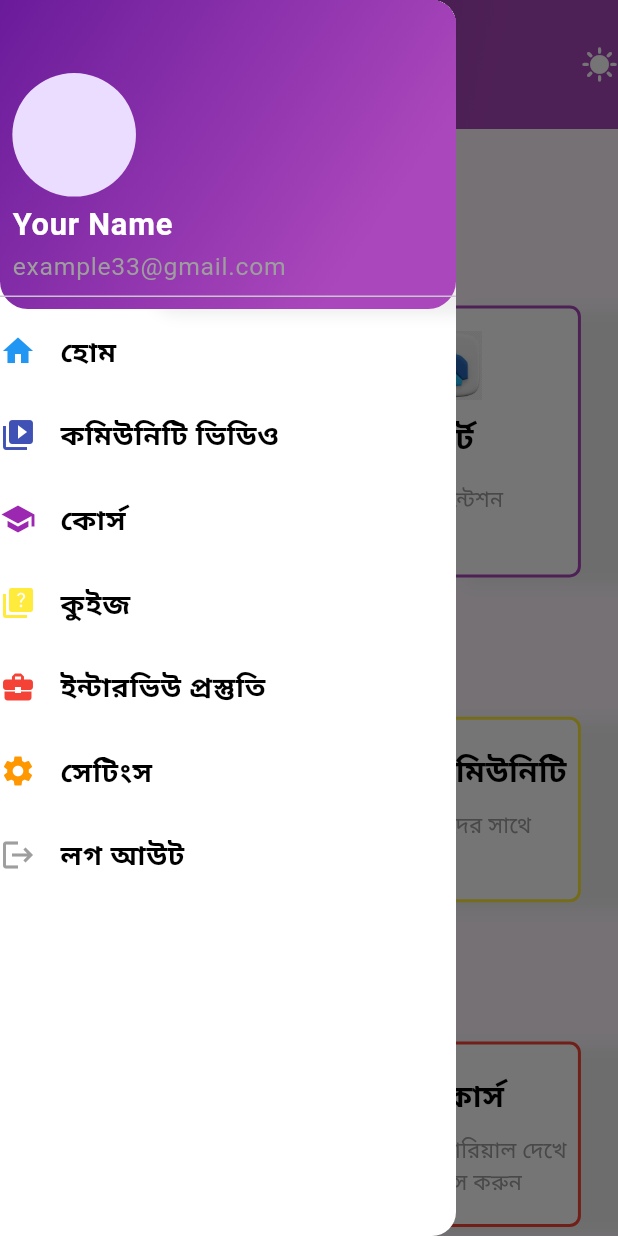
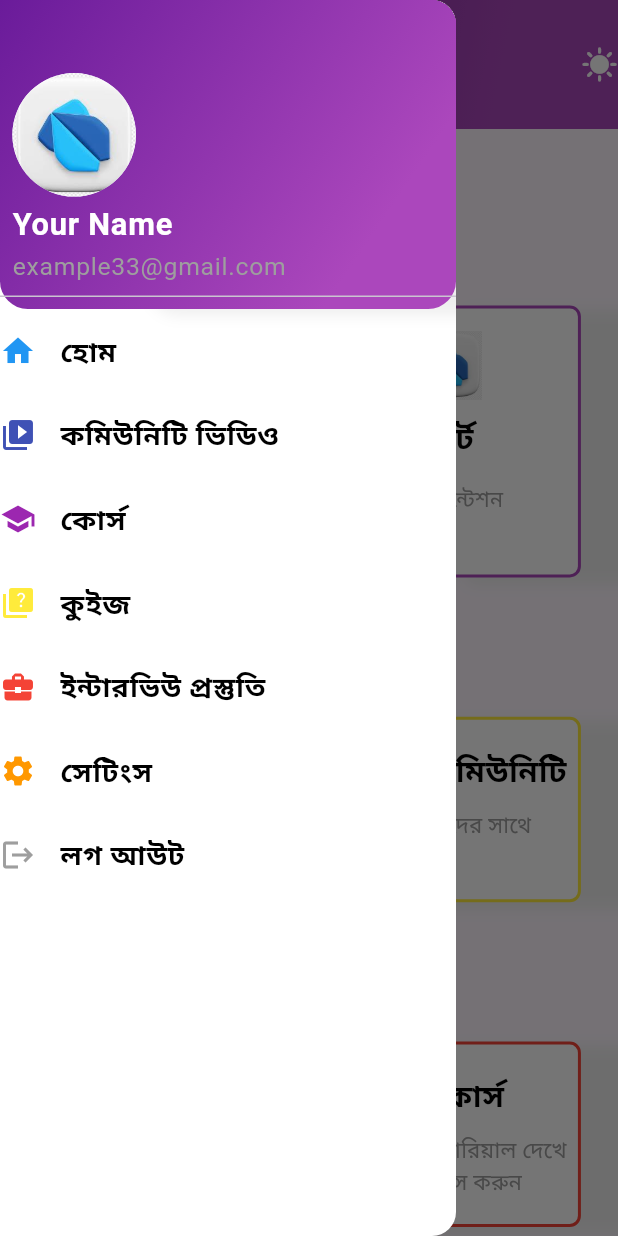
Before and after one commit to rimuakter057/education_app, a Flutter app: the screen it shows after launch, with the side drawer open, on a phone screen of 412 x 824 dp. Run offline on Flutter 3.47's test engine with Material 3 defaults, Android fonts, the phone set to English and light mode, and no system bars; generated files the repository leaves out were written again.

Commit message:
main and home ui done

```diff
--- /dev/null
+++ b/l10n.yaml
@@ -0,0 +1,3 @@
+arb-dir: lib/l10n
+template-arb-file: app_en.arb
+output-localization-file: app_localizations.dart
--- a/lib/app/app.dart
+++ b/lib/app/app.dart
@@ -1,19 +1,11 @@
-import 'package:education_app/app/utils/app_theme.dart';
-import 'package:education_app/features/ui/screens/home_screen/home_screen.dart';
+import 'package:education_app/features/ui/screens/main_screen/main_screen.dart';
 import 'package:flutter/material.dart';
-
-import '../features/ui/screens/main_screen/main_screen.dart';
-
 
 class EducationApp extends StatelessWidget {
   const EducationApp({super.key});
 
-  // This widget is the root of your application.
   @override
   Widget build(BuildContext context) {
-    return MaterialApp(
-     debugShowCheckedModeBanner: false,
-      home:MainScreen(),
-     );
+    return MaterialApp(home: MainScreen());
   }
 }
--- a/lib/features/ui/common/widget/custom_expansion_tile.dart
+++ b/lib/features/ui/common/widget/custom_expansion_tile.dart
@@ -72,9 +72,7 @@ class CustomExpansionTile extends StatelessWidget {
               CustomListTile(
                 leading: Icon(Icons.play_circle_outline),
                 title: AppTextEn.variables,
-                subtitle: Text(
-                  AppTextEn.timeFifteen,
-                ),
+                subtitle: Text(AppTextEn.timeFifteen),
                 trailing: Icon(Icons.lock_open_outlined),
               ),
             ],
--- a/lib/features/ui/screens/home_screen/widget/data_card.dart
+++ b/lib/features/ui/screens/home_screen/widget/data_card.dart
@@ -41,7 +41,7 @@ class DataCard extends StatelessWidget {
     return SizedBox(
       width: double.infinity,
       child: CustomCard(
-               child: Padding(
+        child: Padding(
           padding: EdgeInsets.all(AppSizes.defaultPadding(context)),
           child: Column(
             crossAxisAlignment: CrossAxisAlignment.start,
--- a/lib/features/ui/screens/main_screen/widget/drawer/drawer_item.dart
+++ b/lib/features/ui/screens/main_screen/widget/drawer/drawer_item.dart
@@ -3,15 +3,11 @@ import 'package:education_app/features/ui/screens/main_screen/function/navigatio
 import 'package:flutter/material.dart';
 import 'drawer_item_list.dart';
 
-
 /// drawer item custom list tile implement
 
 class DrawerItem extends StatelessWidget {
   final int index;
-  const DrawerItem({
-    super.key, required this.index,
-
-  });
+  const DrawerItem({super.key, required this.index});
 
   @override
   Widget build(BuildContext context) {
@@ -19,7 +15,7 @@ class DrawerItem extends StatelessWidget {
     return CustomListTile(
       leadingIcon: item['icon'],
       title: item['text'],
-      leadingIconColor:item['color'],
+      leadingIconColor: item['color'],
       onTap: () {
         Navigator.pop(context);
         NavigationUtils.onTapHandler(context, drawerItems[index]['text']);
--- a/lib/features/ui/screens/main_screen/widget/drawer/drawer_item_list.dart
+++ b/lib/features/ui/screens/main_screen/widget/drawer/drawer_item_list.dart
@@ -1,34 +1,20 @@
-
-
 import 'package:education_app/app/utils/color/app_colors.dart';
 import 'package:education_app/app/utils/text/app_text_bn.dart';
 import 'package:flutter/material.dart';
 
 /// drawer item list
 final List<Map<String, dynamic>> drawerItems = [
-  {
-    'icon': Icons.home,
-    'text': AppTextBn.home,
-    'color': AppColors.blue,
-  },
+  {'icon': Icons.home, 'text': AppTextBn.home, 'color': AppColors.blue},
   {
     'icon': Icons.video_library,
     'text': AppTextBn.communityVideos,
     'color': AppColors.indigo,
   },
-  {
-    'icon': Icons.school,
-    'text': AppTextBn.courses,
-    'color': AppColors.purple,
-  },
-  {
-    'icon': Icons.quiz,
-    'text': AppTextBn.quizzes,
-    'color': AppColors.yellow,
-  },
+  {'icon': Icons.school, 'text': AppTextBn.courses, 'color': AppColors.purple},
+  {'icon': Icons.quiz, 'text': AppTextBn.quizzes, 'color': AppColors.yellow},
   {
     'icon': Icons.business_center,
-    'text':AppTextBn.interviewPreparation,
+    'text': AppTextBn.interviewPreparation,
     'color': AppColors.red,
   },
   {
@@ -36,9 +22,5 @@ final List<Map<String, dynamic>> drawerItems = [
     'text': AppTextBn.settings,
     'color': AppColors.orange,
   },
-  {
-    'icon': Icons.logout,
-    'text': AppTextBn.logout,
-    'color': AppColors.grey,
-  },
+  {'icon': Icons.logout, 'text': AppTextBn.logout, 'color': AppColors.grey},
 ];
--- a/lib/features/ui/screens/main_screen/widget/drawer/profile_widget.dart
+++ b/lib/features/ui/screens/main_screen/widget/drawer/profile_widget.dart
@@ -1,3 +1,4 @@
+import 'package:education_app/app/utils/asset_path.dart';
 import 'package:education_app/app/utils/color/app_colors.dart';
 import 'package:education_app/app/utils/text/app_text_styles.dart';
 import 'package:education_app/app/utils/text/app_size.dart';
@@ -15,7 +16,10 @@ class ProfileWidget extends StatelessWidget {
         Positioned(
           left: MediaQuery.sizeOf(context).width * 0.02,
           bottom: MediaQuery.sizeOf(context).height * 0.08,
-          child: CircleAvatar(radius: AppSizes.getCircleRadius(context)),
+          child: CircleAvatar(
+            radius: AppSizes.getCircleRadius(context),
+            backgroundImage: AssetImage(AssetImagePath.dartIcon),
+          ),
         ),
 
         Positioned(
--- a/lib/main.dart
+++ b/lib/main.dart
@@ -2,7 +2,5 @@ import 'package:flutter/material.dart';
 import 'app/app.dart';
 
 void main() {
-  runApp(MaterialApp(
-    home: EducationApp(),
-  ));
+  runApp( EducationApp());
 }
```
Also changed, not shown: lib/core/extension.dart (added, +8 -0 lines), lib/features/ui/common/widget/custom_card.dart (+8 -5 lines), lib/features/ui/screens/home_screen/data_list/data_list.dart (+3 -5 lines), lib/features/ui/screens/home_screen/home_screen.dart (+12 -3 lines), lib/features/ui/screens/home_screen/widget/class_card_expansion.dart (+13 -11 lines), lib/features/ui/screens/main_screen/function/navigation_utils.dart (+26 -10 lines), lib/features/ui/screens/main_screen/main_screen.dart (+45 -23 lines), lib/features/ui/screens/main_screen/widget/drawer/my_drawer.dart (+9 -11 lines), lib/l10n/app_bn.arb (added, +48 -0 lines), lib/l10n/app_en.arb (added, +48 -0 lines), pubspec.yaml (+8 -62 lines), pubspec.lock.
